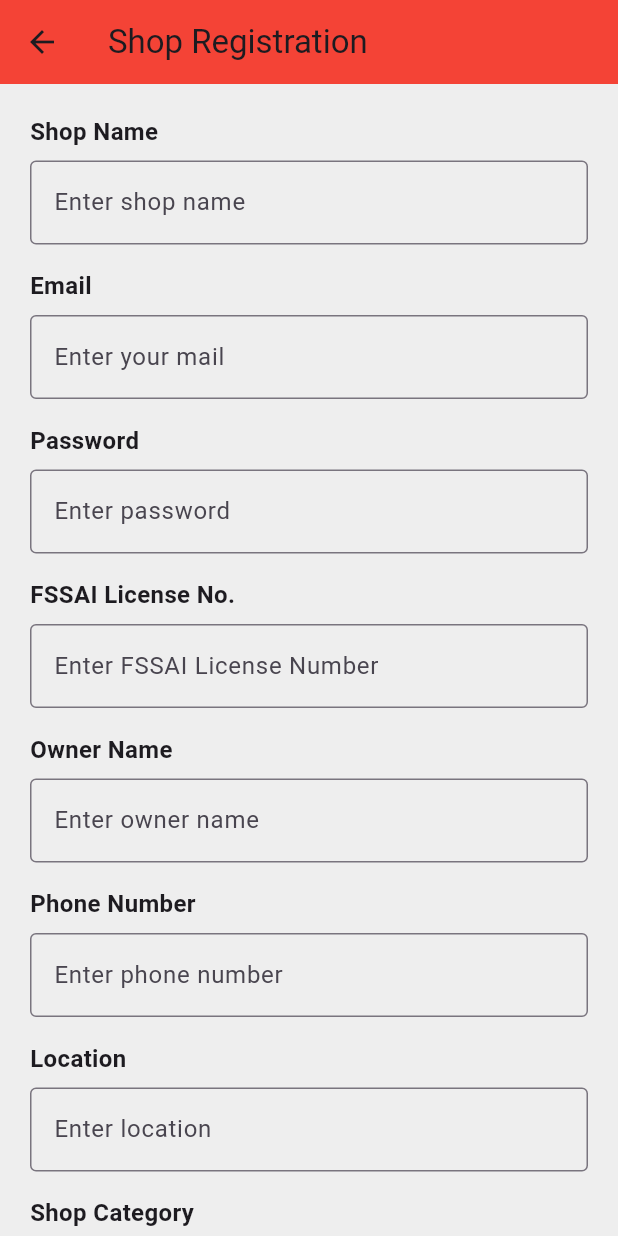
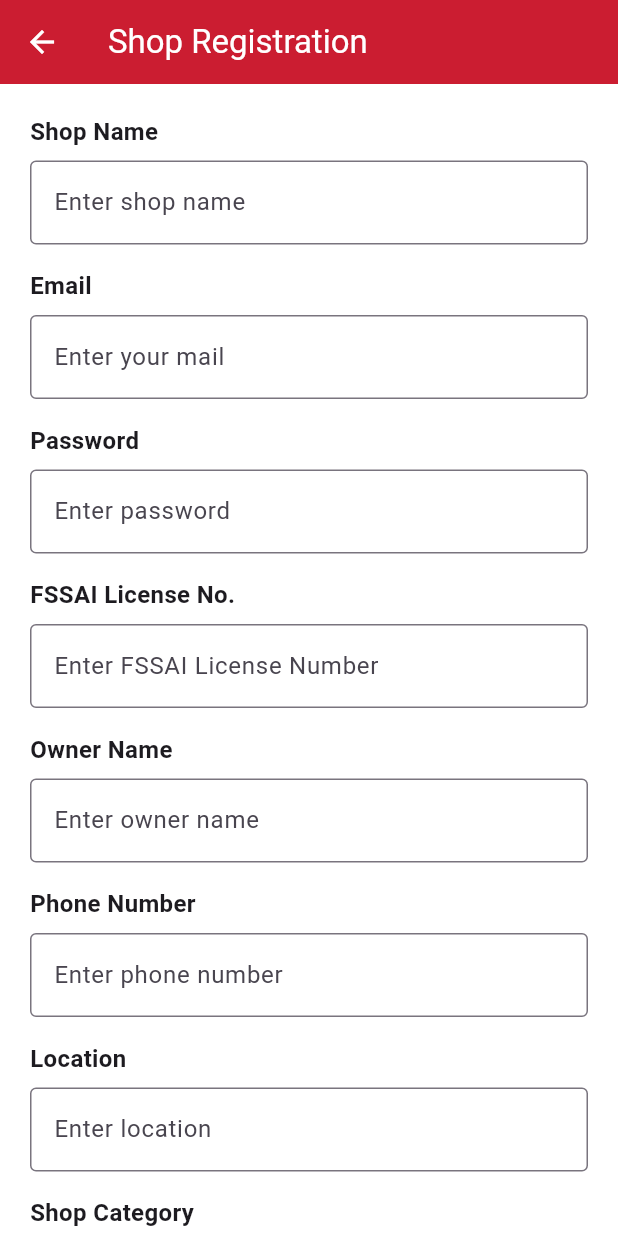
Before and after one commit to sanu00007/MIni-Project-, a Flutter app: the Shopreg screen opened directly, on a phone screen of 412 x 824 dp. Run offline on Flutter 3.47's test engine with Material 3 defaults, Android fonts, the phone set to English and light mode, and no system bars; our stand-ins replace cloud_firestore, firebase_auth, firebase_core, firebase_storage, flutter_map, google_sign_in and 3 more; missing offline and left inert: firebase_app_check, firebase_app_check_platform_interface; accounts and stored records are empty.

Commit message:
location

```diff
--- a/lib/home.dart
+++ b/lib/home.dart
@@ -1,6 +1,7 @@
 import 'package:farefinale/dummy.dart';
 import 'package:farefinale/profile.dart';
 import 'package:farefinale/shop.dart';
+import 'package:farefinale/widgets/location.dart';
 import 'package:farefinale/widgets/searchresults.dart';
 import 'package:flutter/material.dart';
 import 'package:cloud_firestore/cloud_firestore.dart';
@@ -60,10 +61,10 @@ class _MyAppState extends State<MyApp> {
           IconButton(
             onPressed: () {
               Navigator.of(context)
-                  .push(MaterialPageRoute(builder: (context) => const Dummy()));
+                  .push(MaterialPageRoute(builder: (context) => const Myloc()));
             },
             icon: Icon(
-              Icons.favorite,
+              Icons.location_on_outlined,
               size: 30,
               color: Color.fromARGB(246, 201, 21, 41),
             ),
--- a/lib/shop_registration.dart
+++ b/lib/shop_registration.dart
@@ -36,17 +36,18 @@ class _ShopregState extends State<Shopreg> {
   }
 
   void navigatetoproduct(String shop_id) {
-    Navigator.pushReplacement(
-        context, MaterialPageRoute(builder: (context) =>  Product(shopId: shop_id)));
+    Navigator.pushReplacement(context,
+        MaterialPageRoute(builder: (context) => Product(shopId: shop_id)));
   }
 
   @override
   Widget build(BuildContext context) {
     return Scaffold(
-      backgroundColor: Colors.grey[200],
+      backgroundColor: const Color.fromARGB(255, 255, 255, 255),
       appBar: AppBar(
         title: Text('Shop Registration'),
-        backgroundColor: Colors.red,
+        backgroundColor: Color.fromARGB(246, 201, 21, 41),
+        foregroundColor: Colors.white,
       ),
       body: SingleChildScrollView(
         child: Padding(
@@ -200,11 +201,14 @@ class _ShopregState extends State<Shopreg> {
                   onPressed: () {
                     _registerShop();
                   },
-                  child: Text('Register Shop'),
                   style: ElevatedButton.styleFrom(
-                    backgroundColor: Colors.red,
+                    foregroundColor: Colors.white,
+                    backgroundColor: Color.fromARGB(246, 201, 21, 41),
                     textStyle: TextStyle(fontSize: 18),
                     padding: EdgeInsets.symmetric(horizontal: 40, vertical: 16),
+                  ),
+                  child: Text(
+                    'Register Shop',
                   ),
                 ),
               ),
@@ -266,8 +270,8 @@ class _ShopregState extends State<Shopreg> {
             username: _ownerNameController.text,
           );
           if (res == "success") {
-      Navigator.of(context).pushReplacement(
-          MaterialPageRoute(builder: (context) =>  Product(shopId: shop_id)));
+            Navigator.of(context).pushReplacement(MaterialPageRoute(
+                builder: (context) => Product(shopId: shop_id)));
           } else {
             showSnackbar(res, context);
           }
--- a/lib/widgets/location.dart
+++ b/lib/widgets/location.dart
@@ -2,8 +2,8 @@ import 'package:flutter/material.dart';
 import 'package:flutter_map/flutter_map.dart';
 import 'package:latlong2/latlong.dart';
 
-class MyMap extends StatelessWidget {
-  const MyMap({super.key});
+class Myloc extends StatelessWidget {
+  const Myloc({super.key});
 
   @override
   Widget build(BuildContext context) {
--- a/lib/widgets/searchresults.dart
+++ b/lib/widgets/searchresults.dart
@@ -258,7 +258,7 @@ class _SearchResultsState extends State<SearchResults> {
             ),
           ),
           Padding(
-            padding: const EdgeInsets.all(8),
+            padding: const EdgeInsets.all(5),
             child: Column(
               crossAxisAlignment: CrossAxisAlignment.start,
               children: [
```
Also changed, not shown: lib/product.dart (+9 -6 lines), lib/signup.dart (+4 -3 lines). Lines whose indentation alone changed are shown as unchanged.
